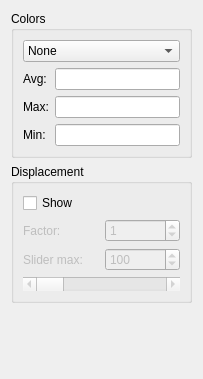
Old version of the form src/Mod/Fem/ShowDisplacement.ui in the repository berndhahnebach/All_FreeCAD.
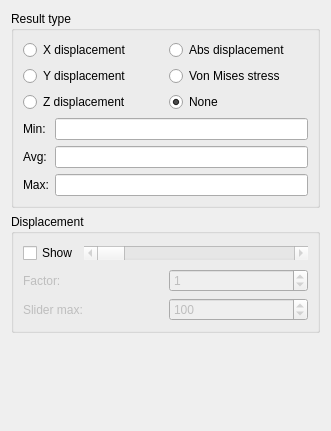
New version of the form. Custom widgets are drawn as their Qt base class.

Commit message: FEM: Change FEM results selection to radio buttons

```diff
--- a/src/Mod/Fem/ShowDisplacement.ui
+++ b/src/Mod/Fem/ShowDisplacement.ui
@@ -6,8 +6,8 @@
    <rect>
     <x>0</x>
     <y>0</y>
-    <width>203</width>
-    <height>379</height>
+    <width>331</width>
+    <height>431</height>
    </rect>
   </property>
   <property name="windowTitle">
@@ -19,29 +19,69 @@
      <item>
       <widget class="QGroupBox" name="groupBox_Color">
        <property name="title">
-        <string>Colors</string>
+        <string>Result type</string>
        </property>
        <layout class="QVBoxLayout" name="verticalLayout">
         <item>
-         <widget class="QComboBox" name="comboBox_Type">
-          <item>
-           <property name="text">
-            <string>None</string>
-           </property>
+         <layout class="QGridLayout" name="gridLayout">
+          <item row="1" column="0">
+           <widget class="QRadioButton" name="rb_y_displacement">
+            <property name="text">
+             <string>Y displacement</string>
+            </property>
+           </widget>
           </item>
-         </widget>
+          <item row="0" column="0">
+           <widget class="QRadioButton" name="rb_x_displacement">
+            <property name="text">
+             <string>X displacement</string>
+            </property>
+           </widget>
+          </item>
+          <item row="2" column="0">
+           <widget class="QRadioButton" name="rb_z_displacement">
+            <property name="text">
+             <string>Z displacement</string>
+            </property>
+           </widget>
+          </item>
+          <item row="2" column="1">
+           <widget class="QRadioButton" name="rb_none">
+            <property name="text">
+             <string>None</string>
+            </property>
+            <property name="checked">
+             <bool>true</bool>
+            </property>
+           </widget>
+          </item>
+          <item row="1" column="1">
+           <widget class="QRadioButton" name="rb_vm_stress">
+            <property name="text">
+             <string>Von Mises stress</string>
+            </property>
+           </widget>
+          </item>
+          <item row="0" column="1">
+           <widget class="QRadioButton" name="rb_abs_displacement">
+            <property name="text">
+             <string>Abs displacement</string>
+            </property>
+           </widget>
+          </item>
+         </layout>
         </item>
         <item>
          <layout class="QFormLayout" name="formLayout">
-          <item row="0" column="0">
+          <item row="1" column="0">
            <widget class="QLabel" name="label_2">
             <property name="text">
              <string>Avg:</string>
             </property>
            </widget>
           </item>
-          <item row="0" column="1">
-           <widget class="Gui::InputField" name="lineEdit_Avg">
+          <item row="1" column="1">
+           <widget class="Gui::InputField" name="le_avg">
             <property name="readOnly">
              <bool>true</bool>
             </property>
@@ -50,15 +90,15 @@
             </property>
            </widget>
           </item>
-          <item row="1" column="0">
+          <item row="2" column="0">
            <widget class="QLabel" name="label">
             <property name="text">
              <string>Max:</string>
             </property>
            </widget>
           </item>
-          <item row="1" column="1">
-           <widget class="Gui::InputField" name="lineEdit_Max">
+          <item row="2" column="1">
+           <widget class="Gui::InputField" name="le_max">
             <property name="readOnly">
              <bool>true</bool>
             </property>
@@ -67,23 +107,23 @@
             </property>
            </widget>
           </item>
-          <item row="2" column="0">
+          <item row="0" column="1">
+           <widget class="Gui::InputField" name="le_min">
+            <property name="readOnly">
+             <bool>true</bool>
+            </property>
+            <property name="unit" stdset="0">
+             <string notr="true">mm</string>
+            </property>
+           </widget>
+          </item>
+          <item row="0" column="0">
            <widget class="QLabel" name="label_4">
             <property name="text">
              <string>Min:</string>
             </property>
            </widget>
           </item>
-          <item row="2" column="1">
-           <widget class="Gui::InputField" name="lineEdit_Min">
-            <property name="readOnly">
-             <bool>true</bool>
-            </property>
-            <property name="unit" stdset="0">
-             <string notr="true">mm</string>
-            </property>
-           </widget>
-          </item>
          </layout>
         </item>
        </layout>
@@ -96,14 +136,34 @@
        </property>
        <layout class="QVBoxLayout" name="verticalLayout_2">
         <item>
-         <widget class="QCheckBox" name="checkBox_ShowDisplacement">
-          <property name="text">
-           <string>Show</string>
-          </property>
-          <property name="checked">
-           <bool>false</bool>
-          </property>
-         </widget>
+         <layout class="QHBoxLayout" name="horizontalLayout_2">
+          <item>
+           <widget class="QCheckBox" name="cb_show_displacement">
+            <property name="text">
+             <string>Show</string>
+            </property>
+            <property name="checked">
+             <bool>false</bool>
+            </property>
+           </widget>
+          </item>
+          <item>
+           <widget class="QScrollBar" name="hsb_factor">
+            <property name="enabled">
+             <bool>false</bool>
+            </property>
+            <property name="sizePolicy">
+             <sizepolicy hsizetype="MinimumExpanding" vsizetype="Fixed">
+              <horstretch>0</horstretch>
+              <verstretch>0</verstretch>
+             </sizepolicy>
+            </property>
+            <property name="orientation">
+             <enum>Qt::Horizontal</enum>
+            </property>
+           </widget>
+          </item>
+         </layout>
         </item>
         <item>
          <layout class="QHBoxLayout" name="horizontalLayout_3">
@@ -171,16 +231,6 @@
           </item>
          </layout>
         </item>
-        <item>
-         <widget class="QScrollBar" name="horizontalScrollBar_Factor">
-          <property name="enabled">
-           <bool>false</bool>
-          </property>
-          <property name="orientation">
-           <enum>Qt::Horizontal</enum>
-          </property>
-         </widget>
-        </item>
        </layout>
       </widget>
      </item>
```
Left out of the diff: 24 changed lines with no effect on the pictures. The commit also changes 1 other file.
